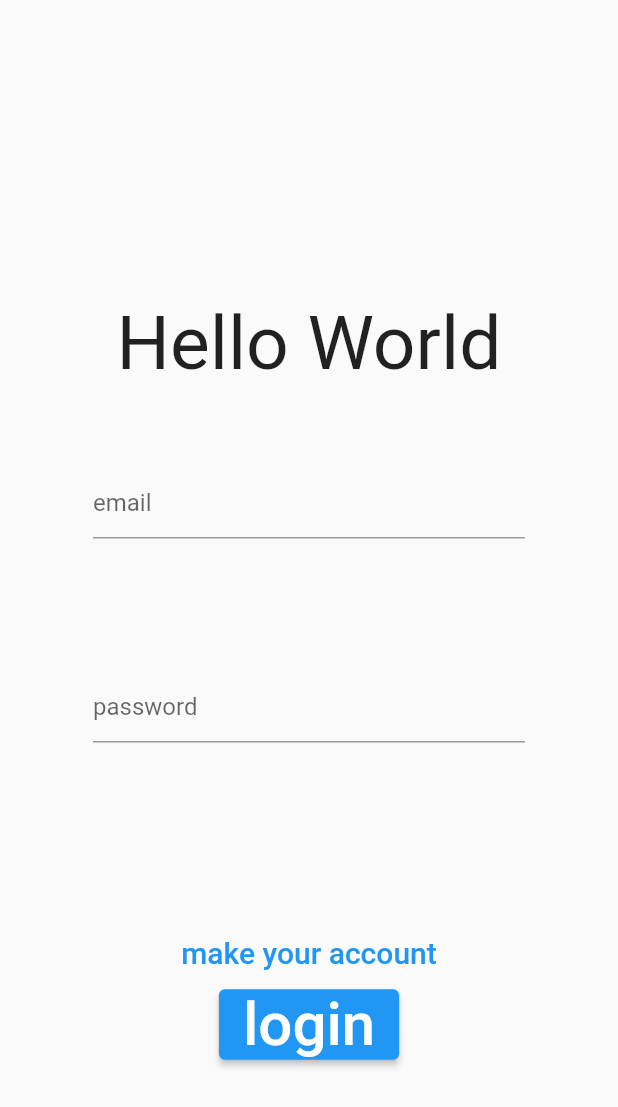
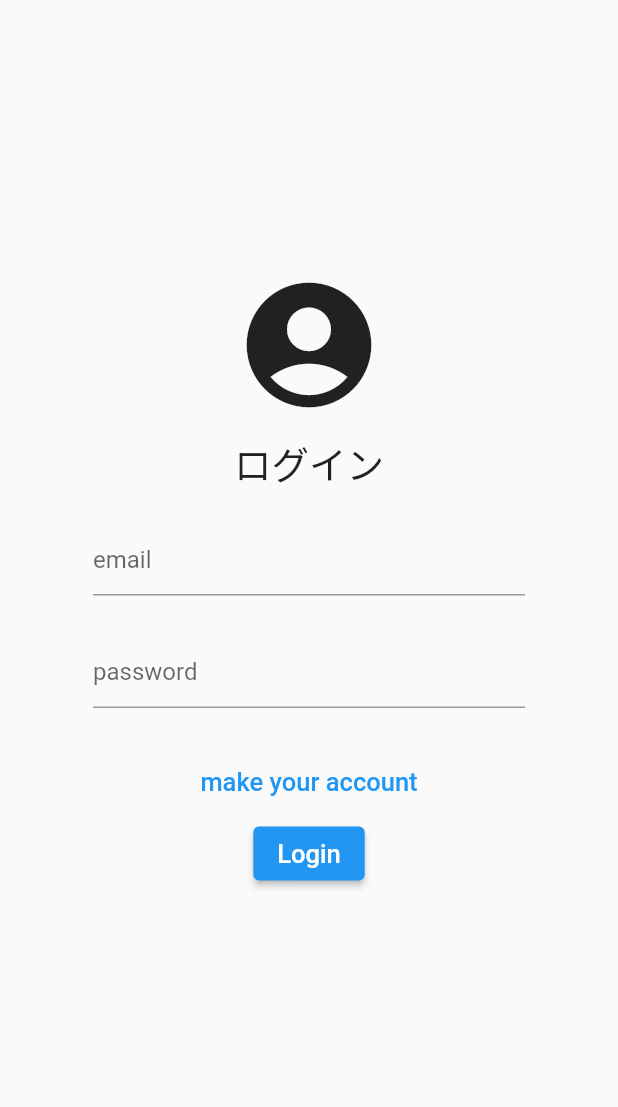
Before and after one commit to Ryota-Kurokawa/hackathon, a Flutter app: the loginPage screen opened directly, on a phone screen of 412 x 824 dp. Shown: the top 1107 px of the screen. Run offline on Flutter 3.47's test engine with Material 2 defaults, Android fonts, the phone set to English and light mode, and no system bars; our stand-ins replace cloud_firestore, firebase_analytics, firebase_auth, firebase_core, flutter_dotenv, flutter_hooks and 3 more; accounts and stored records are empty.

Commit message:
feat: fix position

```diff
--- a/lib/pages/login_page.dart
+++ b/lib/pages/login_page.dart
@@ -16,30 +16,37 @@ class loginPage extends StatelessWidget {
       body: Column(
         children: [
           const Padding(
-            padding: EdgeInsets.only(top: 200),
+            padding: EdgeInsets.only(top: 180),
+          ),
+          Icon(
+            Icons.account_circle, // ここでアイコンを使用
+            size: 100, // アイコンのサイズを調整
+          ),
+          SizedBox(
+            height: 10, // 空白の高さを調整
           ),
           const Center(
             child: Text(
-              'Hello World',
-              style: TextStyle(fontSize: 50),
+              'ログイン',
+              style: TextStyle(fontSize: 25),
             ),
           ),
           Padding(
-            padding: const EdgeInsets.symmetric(horizontal: 62, vertical: 52),
+            padding: const EdgeInsets.symmetric(horizontal: 62, vertical: 22),
             child: TextField(
               controller: _emailController,
               decoration: const InputDecoration(hintText: 'email'),
             ),
           ),
           Padding(
-            padding: const EdgeInsets.symmetric(horizontal: 62, vertical: 36),
+            padding: const EdgeInsets.symmetric(horizontal: 62, vertical: 5),
             child: TextField(
               controller: _passController,
               decoration: const InputDecoration(hintText: 'password'),
             ),
           ),
           const Padding(
-            padding: EdgeInsets.only(top: 80),
+            padding: EdgeInsets.only(top: 20),
           ),
           TextButton(
             onPressed: () {
@@ -51,7 +58,7 @@ class loginPage extends StatelessWidget {
             },
             child: const Text(
               'make your account',
-              style: TextStyle(fontSize: 20),
+              style: TextStyle(fontSize: 17),
             ),
           ),
           ElevatedButton(
@@ -67,9 +74,9 @@ class loginPage extends StatelessWidget {
               }
             },
             child: Text(
-              'login',
+              'Login',
               style: TextStyle(
-                fontSize: 40,
+                fontSize: 17,
               ),
             ),
           ),
```
